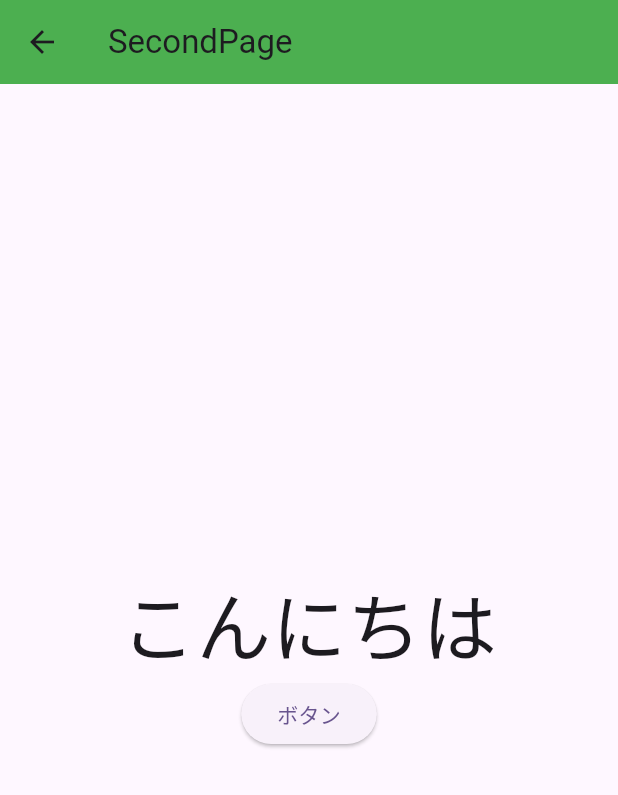
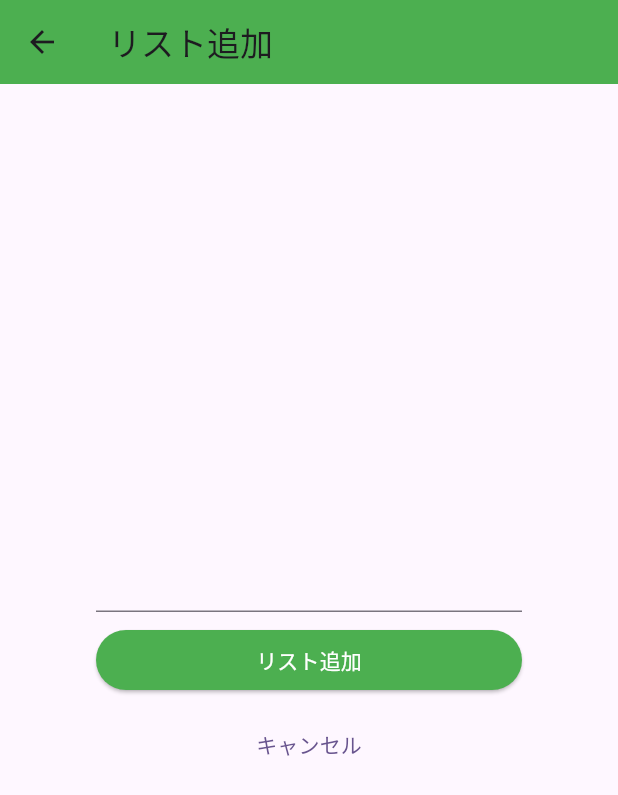
Before and after one commit to SK3620/first_flutter_test, a Flutter app: the screen it shows after launch, after a tap on the "add" icon, on a phone screen of 412 x 824 dp. Shown: the top 795 px of the screen. Run offline on Flutter 3.47's test engine with Material 2 defaults, Android fonts, the phone set to English and light mode, and no system bars.

Commit message:
超簡単なToDoアプリ完成

```diff
--- a/lib/first_page.dart
+++ b/lib/first_page.dart
@@ -1,9 +1,15 @@
 import 'package:flutter/material.dart';
 import 'second_page.dart';
 
+class ToDoListPage extends StatefulWidget {
+@override
+ToDoListPageState createState() => ToDoListPageState();
+}
+
 // リスト一覧画面用Widget
-class ToDoListPage extends StatelessWidget {
-  String nameText = '';
+class ToDoListPageState extends State<ToDoListPage> {
+
+  List<String> toDoList = [];
 
   @override
   Widget build(BuildContext context) {
@@ -13,38 +19,34 @@ class ToDoListPage extends StatelessWidget {
         backgroundColor: Colors.green,
         title: Text('リスト一覧'),
       ),
-      body: ListView(
-        children: <Widget> [
-          Card(
+      body: ListView.builder(
+        itemCount: this.toDoList.length,
+        // itemBuilderはType: Widget? Function(BuildContext, int)
+        itemBuilder: (context, index) {
+          return Card(
             child: ListTile(
-              title: Text('テスト1'),
+              title: Text(this.toDoList[index]),
             ),
-          ),
-          Card(
-            child: ListTile(
-              title: Text('テスト2'),
-            ),
-          ),
-          Card(
-            child: ListTile(
-              title: Text('テスト3'),
-            ),
-          ),
-          Card(
-            child: ListTile(
-              title: Text('テスト4'),
-            ),
-          ),
-        ],
+          );
+        },
       ),
       floatingActionButton: FloatingActionButton(
-        onPressed: () {
-          // "push"画面で新規画面に遷移
-          Navigator.of(context).push(
+        onPressed: () async {
+          // "push"で新規画面に遷移
+          // リスト追加画面から渡される値を受け取る
+          final newListText = await Navigator.of(context).push(
             MaterialPageRoute(builder: (context) {
-              return SecondPage();
+              // 遷移先の画面としてリスト追加画面を指定
+              return ToDoAddPage();
             }),
           );
+          if (newListText != null) {
+            // キャンセルした場合は newListText が null となるので注意
+            setState(() {
+              // リスト追加
+              toDoList.add(newListText);
+            });
+          }
         },
         child: Icon(Icons.add),
       ),
--- a/lib/second_page.dart
+++ b/lib/second_page.dart
@@ -1,28 +1,59 @@
 import 'package:flutter/material.dart';
 
-class SecondPage extends StatelessWidget {
+class ToDoAddPage extends StatefulWidget {
+  @override ToDoAddPageState createState() => ToDoAddPageState();
+}
+
+class ToDoAddPageState extends State<ToDoAddPage> {
+
+  String text = '';
 
   @override
   Widget build(BuildContext context) {
     return Scaffold(
       appBar: AppBar(
         backgroundColor: Colors.green,
-        title: const Text('SecondPage'),
+        title: const Text('リスト追加'),
       ),
-      body: Center(
+      body: Container(
+        // 余白をつける
+        padding: EdgeInsets.all(64),
         child: Column(
           mainAxisAlignment: MainAxisAlignment.center,
-          children: [
-            Text('こんにちは',
-              style: TextStyle(
-                fontSize: 50,
+          children: <Widget> [
+            TextField(
+              onChanged: (String value) {
+                // データがが変更されたことを知らせる（画面を更新する）
+                setState(() {
+                  // データを変更
+                  this.text = value;
+                });
+              },
+            ),
+            const SizedBox(height: 8),
+            Container(
+              width: double.infinity,
+              //リストボタン追加
+              child: ElevatedButton(
+                style: ElevatedButton.styleFrom(
+                  backgroundColor: Colors.green,
+                ),
+                onPressed: (){
+                  Navigator.of(context).pop(this.text);
+                  print(this.text);
+                },
+                child: Text('リスト追加', style: TextStyle(color: Colors.white)),
               ),
             ),
-            ElevatedButton (
-              onPressed: () {
-                Navigator.pop(context);
-              },
-              child: const Text('ボタン'),
+            const SizedBox(height: 8),
+            Container(
+              width: double.infinity,
+              child: TextButton(
+                child: Text('キャンセル'),
+                onPressed: () {
+                  Navigator.of(context).pop();
+                },
+              ),
             ),
           ],
         ),
```
